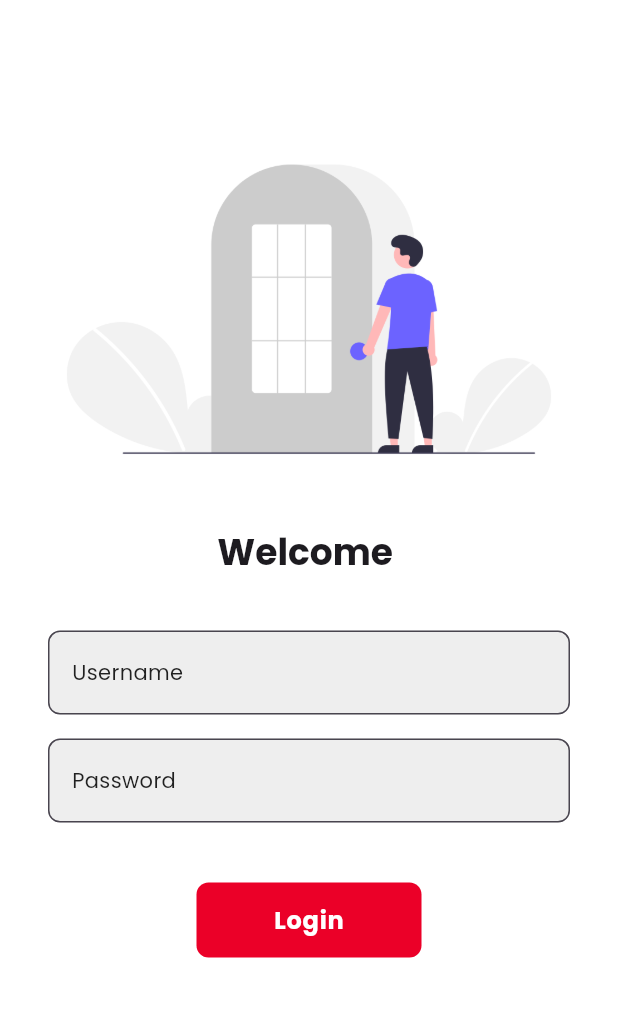
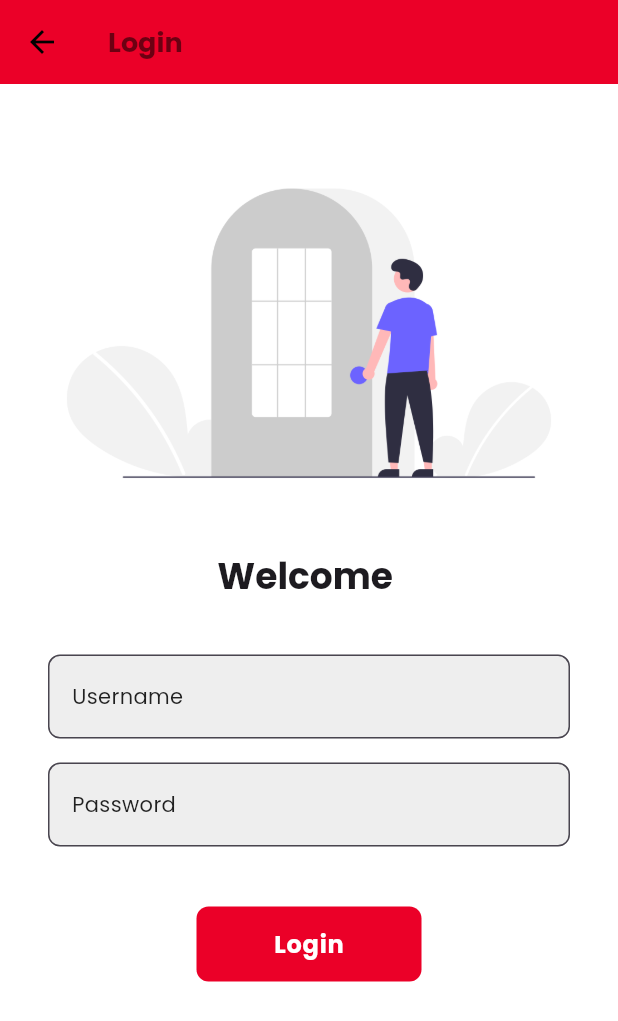
Before and after one commit to AshOG-05/Tedx, a Flutter app: the screen it shows after launch, after a tap on the "menu" icon, after a tap on "Profile", on a phone screen of 412 x 824 dp. Shown: the top 1021 px of the screen. Run offline on Flutter 3.47's test engine with Material 3 defaults, Android fonts, the light colour scheme and no system bars; our stand-ins replace google_fonts.

Commit message:
minor updates

```diff
--- a/lib/page/homepage.dart
+++ b/lib/page/homepage.dart
@@ -54,7 +54,7 @@ class _HomepageState extends State<Homepage> {
 
         if (currentPosition < maxScrollExtent) {
           _scrollController.animateTo(
-            currentPosition + 200, // Scroll by the width of one card
+            currentPosition + 150, // Scroll by the width of one card
             duration: const Duration(seconds: 1),
             curve: Curves.easeInOut,
           );
@@ -171,6 +171,7 @@ class _HomepageState extends State<Homepage> {
                       fontWeight: FontWeight.w900,
                     ),
                   ),
+                  const SizedBox(height: 10,),
                   const Text(
                     textAlign: TextAlign.center,
                     'Our TEDx 2024 theme, "Beyond the Canvas," celebrated the boundless potential of creativity.It invited our audience to step outside the familiar frames of thought and explore the unseen—the stories, ideas, and innovations that defy convention. Like a masterpiece that stretches beyond its borders,the event was a vibrant fusion of art and intellect, inspiring attendees to reimagine what lies beyond the ordinary.',
@@ -238,6 +239,68 @@ class _HomepageState extends State<Homepage> {
               childCount: Speakers.items.length,
             ),
           ),
+          //Performers
+          //
+          //    SliverToBoxAdapter(
+          //     child: Column(
+          //       children: [
+          //         const SizedBox(height: 74,),
+          //         Text(
+          //           'PERFORMERS',
+          //           textAlign: TextAlign.left,
+          //           style: theme.textTheme.titleLarge!.copyWith(
+          //             color: theme.primaryColor,
+          //             fontWeight: FontWeight.w900,
+          //           ),),
+          //           SizedBox(height: 20,)
+
+          //       ],
+          //     ),
+          //   ),
+          //   SliverList(
+          //   delegate: SliverChildBuilderDelegate(
+          //     (context, index) {
+          //       if (index >= Speakers.items.length) {
+          //         return null;
+          //       }
+          //       final item = Speakers.items[index];
+          //       return Card(
+          //         margin: const EdgeInsets.symmetric(vertical: 8.0, horizontal: 8.0),
+          //         elevation: 5,
+          //         color: theme.cardColor,
+          //         child: ListTile(
+          //           contentPadding: const EdgeInsets.all(10.0),
+          //           leading: CircleAvatar(
+          //             radius: 35,
+          //             backgroundImage: item.image.isNotEmpty
+          //                 ? AssetImage(item.image)
+          //                 : null,
+          //             child: item.image.isEmpty
+          //                 ? Icon(
+          //                     Icons.person,
+          //                     size: 35,
+          //                     color: theme.iconTheme.color,
+          //                   )
+          //                 : null,
+          //           ),
+          //           title: Text(
+          //             item.name,
+          //             style: theme.textTheme.bodyLarge!.copyWith(
+          //               fontWeight: FontWeight.bold,
+          //             ),
+          //           ),
+          //           subtitle: Text(
+          //             item.desc,
+          //             style: theme.textTheme.bodyMedium!.copyWith(
+          //               color: theme.textTheme.bodyMedium!.color,
+          //             ),
+          //           ),
+          //         ),
+          //       );
+          //     },
+          //     childCount: Speakers.items.length,
+          //   ),
+          // ),
 
           //Sponsors Section
           SliverToBoxAdapter(
@@ -255,9 +318,9 @@ class _HomepageState extends State<Homepage> {
                   ),
                   const SizedBox(height: 20),
                   SizedBox(
-                    height: 200, // Adjust the height of the cards
+                    height: 210, // Adjust the height of the cards
                     child: ListView.builder(
-                      controller: _scrollController, // Attach the scroll controller
+                      controller: _scrollController,// Attach the scroll controller
                       scrollDirection: Axis.horizontal,
                       itemCount: Sponsors.units.length,
                       itemBuilder: (context, index) {
@@ -277,7 +340,7 @@ class _HomepageState extends State<Homepage> {
                                 CircleAvatar(
                                   radius: 50,
                                   backgroundImage: unit.image.isNotEmpty
-                                      ? NetworkImage(unit.image)
+                                      ? AssetImage(unit.image)
                                       : null,
                                   child: unit.image.isEmpty
                                       ? Icon(
--- a/lib/page/loginpage.dart
+++ b/lib/page/loginpage.dart
@@ -30,12 +30,21 @@ class _LoginPageState extends State<LoginPage> {
 
     return Scaffold(
       backgroundColor: theme.scaffoldBackgroundColor,
+      appBar: AppBar(
+        title: Text(
+          "Login",
+          style: theme.textTheme.titleLarge?.copyWith(
+            fontWeight: FontWeight.bold,
+          ),  // Use the theme's title style
+        ),
+        backgroundColor: theme.primaryColor,
+      ),
       body: SingleChildScrollView(
         child: Form(
           key: _formKey,
           child: Column(
             children: [
-              const SizedBox(height: 60),  // Adjusted to provide spacing
+              const SizedBox(height: 20),  // Adjusted to provide spacing
               Container(
                 margin: const EdgeInsets.only(top: 20),
                 child: Image.asset(
```
Also changed, not shown: assets/speakers.json (+5 -5 lines), assets/sponsors.json (+5 -18 lines), lib/page/pasteventspage.dart (+15 -11 lines), assets/ANURAG MAURYA.jpg (added), assets/ASHOK VENKAT KURAKU.jpg (added), assets/Subha-Kalyan.jpg (added), assets/nssilk.jpeg (added).
